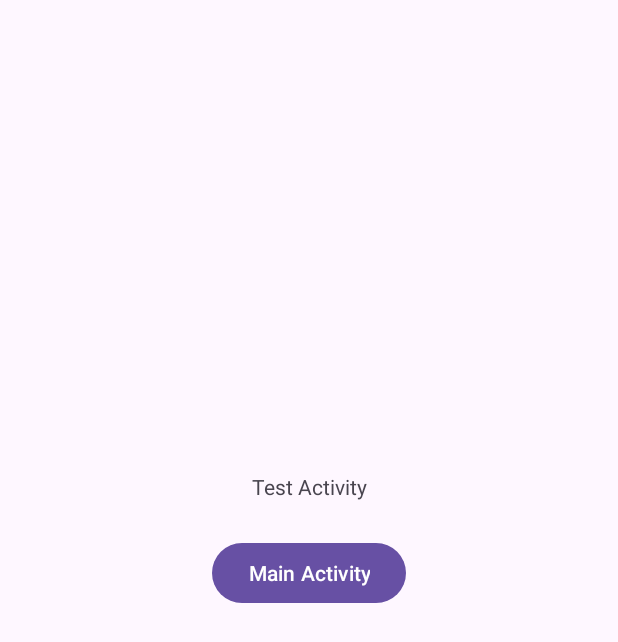
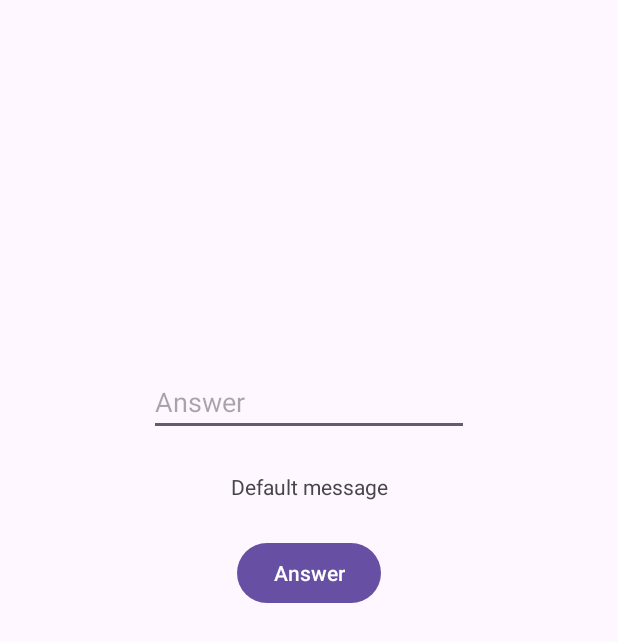
Before and after one commit to Jonasodiq/Neco_Kotlinintro, an Android app: the TestActivity1 screen opened directly, with no data from a screen before it, on a phone screen of 412 x 824 dp. Shown: the top 642 px of the screen. Run offline under Robolectric (Android 15) with nearby library versions, the phone set to English and light mode, and no system bars.

Commit message:
Bismillah -> Alhamdu lillah -> Added Test1

```diff
--- a/app/src/main/java/com/example/kotlinintro/TestActivity1.kt
+++ b/app/src/main/java/com/example/kotlinintro/TestActivity1.kt
@@ -2,27 +2,45 @@ package com.example.kotlinintro
 
 import android.content.Intent
 import android.os.Bundle
+import android.view.LayoutInflater
 import android.view.View
 import androidx.activity.enableEdgeToEdge
 import androidx.appcompat.app.AppCompatActivity
 import androidx.core.view.ViewCompat
 import androidx.core.view.WindowInsetsCompat
+import com.example.kotlinintro.databinding.ActivityMainBinding
+import com.example.kotlinintro.databinding.ActivityTest1Binding
 
 class TestActivity1 : AppCompatActivity() {
+    lateinit var bindingClass: ActivityTest1Binding
+
     override fun onCreate(savedInstanceState: Bundle?) {
         super.onCreate(savedInstanceState)
+        bindingClass = ActivityTest1Binding.inflate(layoutInflater)
         enableEdgeToEdge()
-        setContentView(R.layout.activity_test1)
+        setContentView(bindingClass.root)
+
         ViewCompat.setOnApplyWindowInsetsListener(findViewById(R.id.main)) { v, insets ->
             val systemBars = insets.getInsets(WindowInsetsCompat.Type.systemBars())
             v.setPadding(systemBars.left, systemBars.top, systemBars.right, systemBars.bottom)
             insets
         }
+
+        val messege = intent.getStringExtra("key") ?: "Default message"
+        bindingClass.tvMessege.text = messege
     }
 
-    fun onClickMain(view: View) {
-        val intent = Intent(this, MainActivity::class.java)
-        startActivity(intent)
+    fun onClickBack(view: View) {
+        val userName = bindingClass.editName.text.toString()
+        if (userName.isBlank()) {
+            bindingClass.editName.error = "Name cannot be empty"
+        } else {
+            intent.putExtra("key", userName)
+            setResult(RESULT_OK, intent)
+            finish()
+        }
     }
 
+
+
 }
--- a/app/src/main/res/layout/activity_test1.xml
+++ b/app/src/main/res/layout/activity_test1.xml
@@ -8,7 +8,7 @@
     tools:context=".TestActivity1">
 
     <TextView
-        android:id="@+id/textView"
+        android:id="@+id/tvMessege"
         android:layout_width="wrap_content"
         android:layout_height="wrap_content"
         android:text="Test Activity"
@@ -23,10 +23,22 @@
         android:layout_width="wrap_content"
         android:layout_height="wrap_content"
         android:layout_marginTop="24dp"
-        android:onClick="onClickMain"
-        android:text="Main Activity"
+        android:onClick="onClickBack"
+        android:text="Answer"
         app:layout_constraintEnd_toEndOf="parent"
         app:layout_constraintStart_toStartOf="parent"
-        app:layout_constraintTop_toBottomOf="@+id/textView" />
+        app:layout_constraintTop_toBottomOf="@+id/tvMessege" />
+
+    <EditText
+        android:id="@+id/editName"
+        android:layout_width="wrap_content"
+        android:layout_height="wrap_content"
+        android:layout_marginBottom="24dp"
+        android:ems="10"
+        android:hint="Answer"
+        android:inputType="text"
+        app:layout_constraintBottom_toTopOf="@+id/tvMessege"
+        app:layout_constraintEnd_toEndOf="parent"
+        app:layout_constraintStart_toStartOf="parent" />
 
 </androidx.constraintlayout.widget.ConstraintLayout>
```
